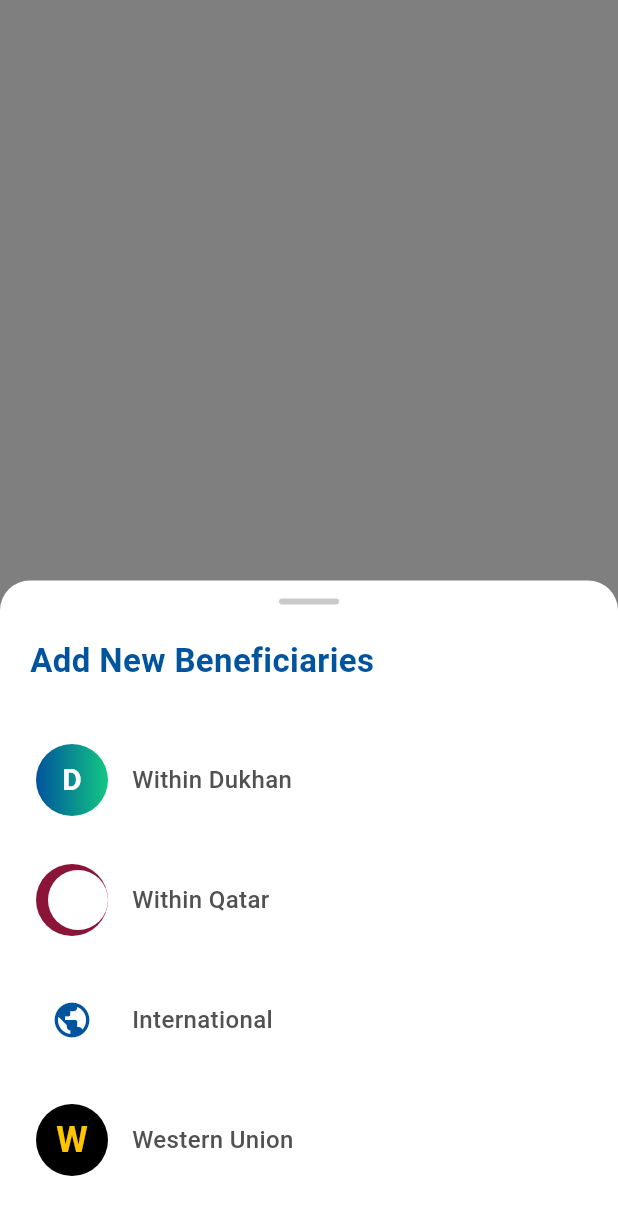
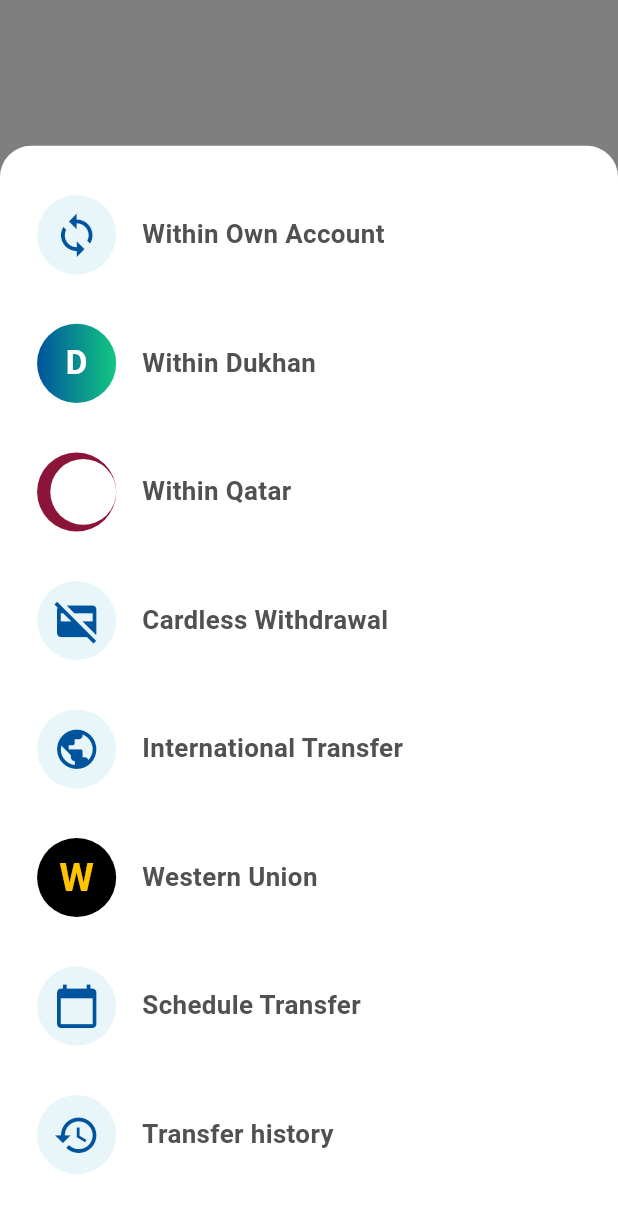
Before and after one commit to muhammedswalih11/transfer_section, a Flutter app: the screen it shows after launch, on a phone screen of 412 x 824 dp. Shown: the top 1215 px of the screen. Run offline on Flutter 3.47's test engine with Material 3 defaults, Android fonts, the phone set to English and light mode, and no system bars.

Commit message:
second commit

```diff
--- /dev/null
+++ b/lib/features/transfer_types_popup/presentation/pages/transfer_types_page.dart
@@ -0,0 +1,35 @@
+import 'package:flutter/material.dart';
+import '../widgets/transfer_types_bottom_sheet.dart';
+
+class TransferTypesPage extends StatefulWidget {
+  const TransferTypesPage({super.key});
+
+  @override
+  State<TransferTypesPage> createState() => _TransferTypesPageState();
+}
+
+class _TransferTypesPageState extends State<TransferTypesPage> {
+  @override
+  Widget build(BuildContext context) {
+    return Scaffold(
+      backgroundColor: Colors.black.withOpacity(0.5),
+      body: GestureDetector(
+        onTap: () => Navigator.of(context).pop(),
+        child: Stack(
+          children: [
+            const SizedBox.expand(),
+            Align(
+              alignment: Alignment.bottomCenter,
+              child: TransferTypesBottomSheet(
+                onTransferTypeSelected: (transferType) {
+                  // Handle selection if needed
+                  Navigator.of(context).pop();
+                },
+              ),
+            ),
+          ],
+        ),
+      ),
+    );
+  }
+}
--- /dev/null
+++ b/lib/features/transfer_types_popup/presentation/widgets/transfer_option_item.dart
@@ -0,0 +1,186 @@
+import 'package:flutter/material.dart';
+import '../../../../core/utils/colors.dart';
+
+/// Widget representing a single transfer option item
+class TransferOptionItem extends StatelessWidget {
+  final String id;
+  final String name;
+  final String iconPath; // Path to SVG icon (will be used later)
+  final VoidCallback onTap;
+
+  const TransferOptionItem({
+    super.key,
+    required this.id,
+    required this.name,
+    required this.iconPath,
+    required this.onTap,
+  });
+
+  @override
+  Widget build(BuildContext context) {
+    final mediaQuery = MediaQuery.of(context);
+    final screenWidth = mediaQuery.size.width;
+    final screenHeight = mediaQuery.size.height;
+
+    // Dynamic sizes based on screen size
+    final iconSize = screenWidth * 0.128; // ~48px on standard screen
+    final itemPadding = screenHeight * 0.02; // ~16px on standard screen
+    final horizontalSpacing = screenWidth * 0.042; // ~16px on standard screen
+    final textFontSize = screenWidth * 0.042; // ~16px on standard screen
+
+    return InkWell(
+      onTap: onTap,
+      borderRadius: BorderRadius.circular(12),
+      child: Padding(
+        padding: EdgeInsets.symmetric(
+          vertical: itemPadding,
+          horizontal: screenWidth * 0.01,
+        ),
+        child: Row(
+          children: [
+            // Circular icon container (placeholder for SVG)
+            Container(
+              width: iconSize,
+              height: iconSize,
+              decoration: BoxDecoration(
+                shape: BoxShape.circle,
+                color: _getIconBackgroundColor(id),
+              ),
+              child: Center(child: _buildIconPlaceholder(id, iconSize)),
+            ),
+            SizedBox(width: horizontalSpacing),
+            // Option text
+            Expanded(
+              child: Text(
+                name,
+                style: TextStyle(
+                  fontSize: textFontSize,
+                  fontWeight: FontWeight.bold,
+                  color: DefaultColors.black51,
+                ),
+              ),
+            ),
+          ],
+        ),
+      ),
+    );
+  }
+
+  /// Gets background color for icon based on transfer type
+  Color _getIconBackgroundColor(String id) {
+    switch (id) {
+      case 'within_own_account':
+        return const Color(0xFFE8F5F9); // Light blue background
+      case 'within_dukhan':
+        return DefaultColors.white_0; // White background
+      case 'within_qatar':
+        return DefaultColors.white_0; // White background
+      case 'cardless_withdrawal':
+        return const Color(0xFFE8F5F9); // Light blue background
+      case 'international_transfer':
+        return const Color(0xFFE8F5F9); // Light blue background
+      case 'western_union':
+        return DefaultColors.black; // Black background
+      case 'schedule_transfer':
+        return const Color(0xFFE8F5F9); // Light blue background
+      case 'transfer_history':
+        return const Color(0xFFE8F5F9); // Light blue background
+      default:
+        return DefaultColors.grayE5;
+    }
+  }
+
+  /// Builds icon placeholder (will be replaced with SVG later)
+  Widget _buildIconPlaceholder(String id, double iconSize) {
+    final iconInnerSize = iconSize * 0.6; // 60% of icon size
+
+    switch (id) {
+      case 'within_own_account':
+        // Circular loop arrows icon placeholder
+        return Icon(
+          Icons.sync,
+          color: DefaultColors.blue9D,
+          size: iconInnerSize,
+        );
+      case 'within_dukhan':
+        // Dukhan logo placeholder (blue/green split)
+        return Container(
+          decoration: BoxDecoration(
+            shape: BoxShape.circle,
+            gradient: LinearGradient(
+              colors: [DefaultColors.blue9D, DefaultColors.green_82],
+            ),
+          ),
+          child: Center(
+            child: Text(
+              'D',
+              style: TextStyle(
+                color: DefaultColors.white,
+                fontWeight: FontWeight.bold,
+                fontSize: iconSize * 0.42,
+              ),
+            ),
+          ),
+        );
+      case 'within_qatar':
+        // Qatar flag placeholder (maroon with white serrated stripe)
+        return Container(
+          decoration: BoxDecoration(
+            shape: BoxShape.circle,
+            color: const Color(0xFF8B1538), // Qatar maroon
+          ),
+          child: Container(
+            margin: EdgeInsets.only(left: iconSize * 0.167),
+            decoration: const BoxDecoration(
+              shape: BoxShape.circle,
+              color: DefaultColors.white,
+            ),
+          ),
+        );
+      case 'cardless_withdrawal':
+        // Credit card with diagonal line placeholder
+        return Icon(
+          Icons.credit_card_off,
+          color: DefaultColors.blue9D,
+          size: iconInnerSize,
+        );
+      case 'international_transfer':
+        // Globe placeholder
+        return Icon(
+          Icons.public,
+          color: DefaultColors.blue9D,
+          size: iconInnerSize,
+        );
+      case 'western_union':
+        // Western Union 'W' placeholder
+        return Text(
+          'W',
+          style: TextStyle(
+            color: const Color(0xFFFFC400), // Western Union yellow
+            fontWeight: FontWeight.bold,
+            fontSize: iconSize * 0.5,
+          ),
+        );
+      case 'schedule_transfer':
+        // Calendar icon placeholder
+        return Icon(
+          Icons.calendar_today,
+          color: DefaultColors.blue9D,
+          size: iconInnerSize,
+        );
+      case 'transfer_history':
+        // Calendar/history icon placeholder
+        return Icon(
+          Icons.history,
+          color: DefaultColors.blue9D,
+          size: iconInnerSize,
+        );
+      default:
+        return Icon(
+          Icons.circle,
+          color: DefaultColors.grayE5,
+          size: iconInnerSize,
+        );
+    }
+  }
+}
--- /dev/null
+++ b/lib/features/transfer_types_popup/presentation/widgets/transfer_types_bottom_sheet.dart
@@ -0,0 +1,119 @@
+import 'package:flutter/material.dart';
+import '../../../../core/utils/colors.dart';
+import 'transfer_option_item.dart';
+
+class TransferTypesBottomSheet extends StatelessWidget {
+  final Function(String transferType)? onTransferTypeSelected;
+
+  const TransferTypesBottomSheet({super.key, this.onTransferTypeSelected});
+
+  static final List<Map<String, dynamic>> _transferTypes = [
+    {
+      'id': 'within_own_account',
+      'name': 'Within Own Account',
+      'iconPath': 'assets/icons/own_account.svg',
+    },
+    {
+      'id': 'within_dukhan',
+      'name': 'Within Dukhan',
+      'iconPath': 'assets/icons/dukhan.svg',
+    },
+    {
+      'id': 'within_qatar',
+      'name': 'Within Qatar',
+      'iconPath': 'assets/icons/qatar_flag.svg',
+    },
+    {
+      'id': 'cardless_withdrawal',
+      'name': 'Cardless Withdrawal',
+      'iconPath': 'assets/icons/cardless.svg',
+    },
+    {
+      'id': 'international_transfer',
+      'name': 'International Transfer',
+      'iconPath': 'assets/icons/globe.svg',
+    },
+    {
+      'id': 'western_union',
+      'name': 'Western Union',
+      'iconPath': 'assets/icons/western_union.svg',
+    },
+    {
+      'id': 'schedule_transfer',
+      'name': 'Schedule Transfer',
+      'iconPath': 'assets/icons/schedule.svg',
+    },
+    {
+      'id': 'transfer_history',
+      'name': 'Transfer history',
+      'iconPath': 'assets/icons/history.svg',
+    },
+  ];
+
+  static void show(
+    BuildContext context, {
+    Function(String transferType)? onTransferTypeSelected,
+  }) {
+    showModalBottomSheet(
+      context: context,
+      isScrollControlled: true,
+      backgroundColor: Colors.transparent,
+      builder: (context) => TransferTypesBottomSheet(
+        onTransferTypeSelected: onTransferTypeSelected,
+      ),
+    );
+  }
+
+  @override
+  Widget build(BuildContext context) {
+    final mediaQuery = MediaQuery.of(context);
+    final screenWidth = mediaQuery.size.width;
+    final screenHeight = mediaQuery.size.height;
+
+    // Dynamic sizes based on screen size
+    final borderRadius = screenWidth * 0.05; // 5% of screen width
+    final horizontalPadding = screenWidth * 0.05; // 5% of screen width
+    final titleFontSize = screenWidth * 0.056; // ~22px on standard screen
+    final dragHandleWidth = screenWidth * 0.106; // ~40px on standard screen
+    final dragHandleHeight = screenHeight * 0.005; // ~4px on standard screen
+
+    return Container(
+      decoration: BoxDecoration(
+        color: DefaultColors.white,
+        borderRadius: BorderRadius.only(
+          topLeft: Radius.circular(borderRadius),
+          topRight: Radius.circular(borderRadius),
+        ),
+      ),
+      child: Column(
+        mainAxisSize: MainAxisSize.min,
+        children: [
+          SizedBox(height: screenHeight * 0.01),
+          // Transfer options list
+          ListView.builder(
+            shrinkWrap: true,
+            physics: const NeverScrollableScrollPhysics(),
+            padding: EdgeInsets.symmetric(
+              horizontal: horizontalPadding,
+              vertical: screenHeight * 0.01,
+            ),
+            itemCount: _transferTypes.length,
+            itemBuilder: (context, index) {
+              final transferType = _transferTypes[index];
+              return TransferOptionItem(
+                id: transferType['id'] as String,
+                name: transferType['name'] as String,
+                iconPath: transferType['iconPath'] as String,
+                onTap: () {
+                  Navigator.of(context).pop();
+                  onTransferTypeSelected?.call(transferType['id'] as String);
+                },
+              );
+            },
+          ),
+          SizedBox(height: screenHeight * 0.02),
+        ],
+      ),
+    );
+  }
+}
--- a/lib/main.dart
+++ b/lib/main.dart
@@ -1,5 +1,6 @@
 import 'package:flutter/material.dart';
 import 'package:transfer_section/features/add_beneficiary_popup/presentation/pages/add_beneficiary_page.dart';
+import 'package:transfer_section/features/transfer_types_popup/presentation/pages/transfer_types_page.dart';
 
 void main() {
   runApp(const MyApp());
@@ -17,7 +18,7 @@
       theme: ThemeData(
         colorScheme: ColorScheme.fromSeed(seedColor: Colors.deepPurple),
       ),
-      home: AddBeneficiaryPage(),
+      home: TransferTypesPage(),
     );
   }
 }
```
